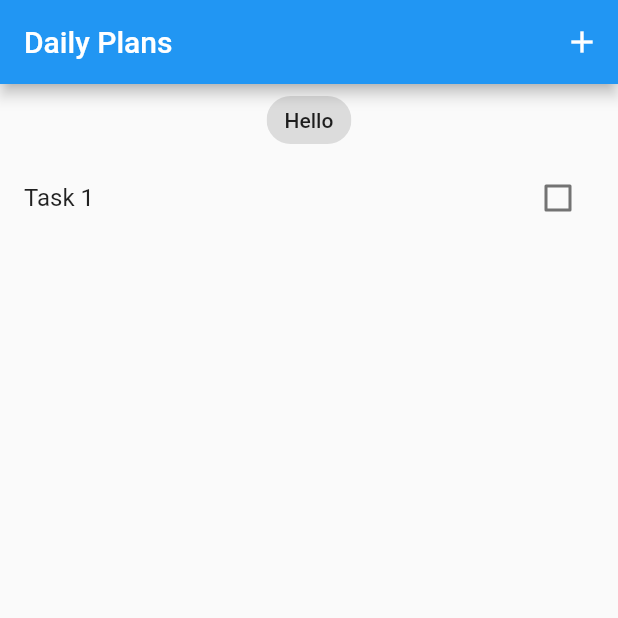
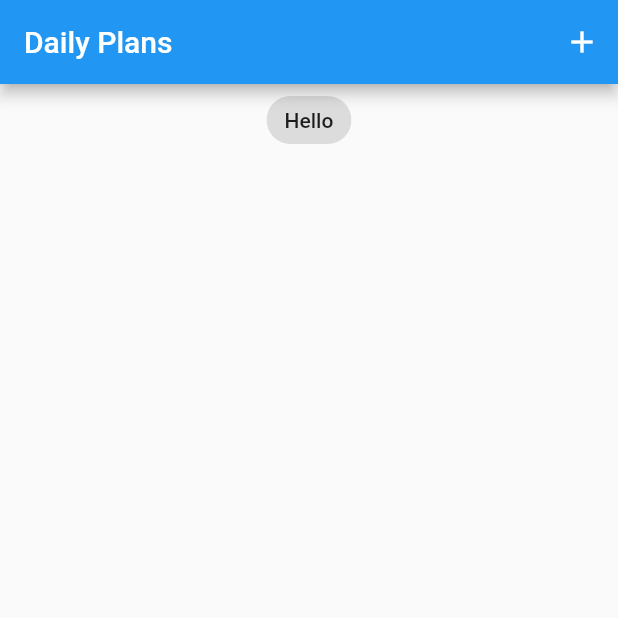
Before and after one commit to Neloy-SWE/Daily-Plans, a Flutter app: the screen it shows after launch, on a phone screen of 412 x 824 dp, the top half of it. Run offline on Flutter 3.47's test engine with Material 2 defaults, Android fonts, the light colour scheme and no system bars; our stand-ins replace equatable, flutter_bloc.

Commit message:
delete task even added

```diff
--- a/lib/blocs/bloc/tasks_event.dart
+++ b/lib/blocs/bloc/tasks_event.dart
@@ -1,6 +1,5 @@
 part of 'tasks_bloc.dart';
 
-@immutable
 abstract class TasksEvent extends Equatable {
   const TasksEvent();
 }
--- a/lib/components/custom_task_list.dart
+++ b/lib/components/custom_task_list.dart
@@ -1,6 +1,5 @@
 import 'package:daily_plans/blocs/bloc_exports.dart';
 import 'package:flutter/material.dart';
-
 import '../model/model_task.dart';
 
 class TaskList extends StatelessWidget {
@@ -27,6 +26,11 @@ class TaskList extends StatelessWidget {
                     );
               },
             ),
+            onLongPress: () => context.read<TasksBloc>().add(
+                  DeleteTask(
+                    task: task,
+                  ),
+                ),
           );
         });
   }
--- a/lib/main.dart
+++ b/lib/main.dart
@@ -1,4 +1,3 @@
-import 'package:daily_plans/model/model_task.dart';
 import 'package:daily_plans/screens/screen_task.dart';
 import 'package:daily_plans/utilities/strings.dart';
 import 'package:flutter/material.dart';
@@ -29,14 +28,7 @@ class MyApp extends StatelessWidget {
   @override
   Widget build(BuildContext context) {
     return BlocProvider(
-      create: (context) => TasksBloc()
-        ..add(
-          AddTask(
-            task: TaskModel(
-              title: "Task 1",
-            ),
-          ),
-        ),
+      create: (context) => TasksBloc(),
       child: const MaterialApp(
         debugShowCheckedModeBanner: false,
         title: AllText.appTitle,
```
Also changed, not shown: lib/blocs/bloc/tasks_bloc.dart (+16 -7 lines).
